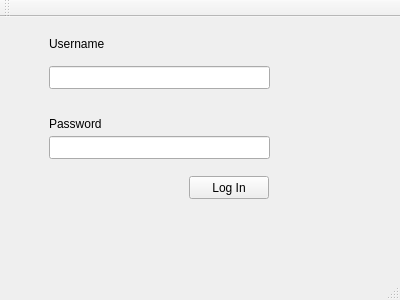
The window that MassChatter/mainwindow.ui (olekstyber/MassChatter) describes before a commit, drawn with Qt 5.
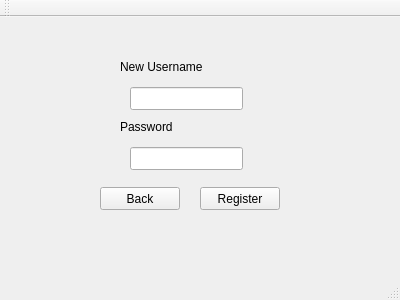
The same window after the commit.

What changed in the file:
```diff
--- a/MassChatter/mainwindow.ui
+++ b/MassChatter/mainwindow.ui
@@ -17,14 +17,14 @@
    <widget class="QStackedWidget" name="stackedWidget">
     <property name="geometry">
      <rect>
-      <x>-1</x>
-      <y>-1</y>
+      <x>0</x>
+      <y>0</y>
       <width>401</width>
       <height>251</height>
      </rect>
     </property>
     <property name="currentIndex">
-     <number>0</number>
+     <number>1</number>
     </property>
     <widget class="QWidget" name="logInPage">
      <widget class="QLabel" name="passwordLabel">
@@ -84,6 +84,93 @@
         <width>221</width>
         <height>23</height>
        </rect>
+      </property>
+     </widget>
+     <widget class="QPushButton" name="goToRegisterButton">
+      <property name="geometry">
+       <rect>
+        <x>70</x>
+        <y>160</y>
+        <width>80</width>
+        <height>23</height>
+       </rect>
+      </property>
+      <property name="text">
+       <string>Register</string>
+      </property>
+     </widget>
+    </widget>
+    <widget class="QWidget" name="registerPage">
+     <widget class="QPushButton" name="registerButton">
+      <property name="geometry">
+       <rect>
+        <x>200</x>
+        <y>170</y>
+        <width>80</width>
+        <height>23</height>
+       </rect>
+      </property>
+      <property name="text">
+       <string>Register</string>
+      </property>
+     </widget>
+     <widget class="QLineEdit" name="newUsrName">
+      <property name="geometry">
+       <rect>
+        <x>130</x>
+        <y>70</y>
+        <width>113</width>
+        <height>23</height>
+       </rect>
+      </property>
+     </widget>
+     <widget class="QLineEdit" name="newPass">
+      <property name="geometry">
+       <rect>
+        <x>130</x>
+        <y>130</y>
+        <width>113</width>
+        <height>23</height>
+       </rect>
+      </property>
+     </widget>
+     <widget class="QLabel" name="newUsername">
+      <property name="geometry">
+       <rect>
+        <x>120</x>
+        <y>40</y>
+        <width>141</width>
+        <height>20</height>
+       </rect>
+      </property>
+      <property name="text">
+       <string>New Username</string>
+      </property>
+     </widget>
+     <widget class="QLabel" name="newPassword">
+      <property name="geometry">
+       <rect>
+        <x>120</x>
+        <y>100</y>
+        <width>91</width>
+        <height>20</height>
+       </rect>
+      </property>
+      <property name="text">
+       <string>Password</string>
+      </property>
+     </widget>
+     <widget class="QPushButton" name="backButton">
+      <property name="geometry">
+       <rect>
+        <x>100</x>
+        <y>170</y>
+        <width>80</width>
+        <height>23</height>
+       </rect>
+      </property>
+      <property name="text">
+       <string>Back</string>
       </property>
      </widget>
     </widget>
```
